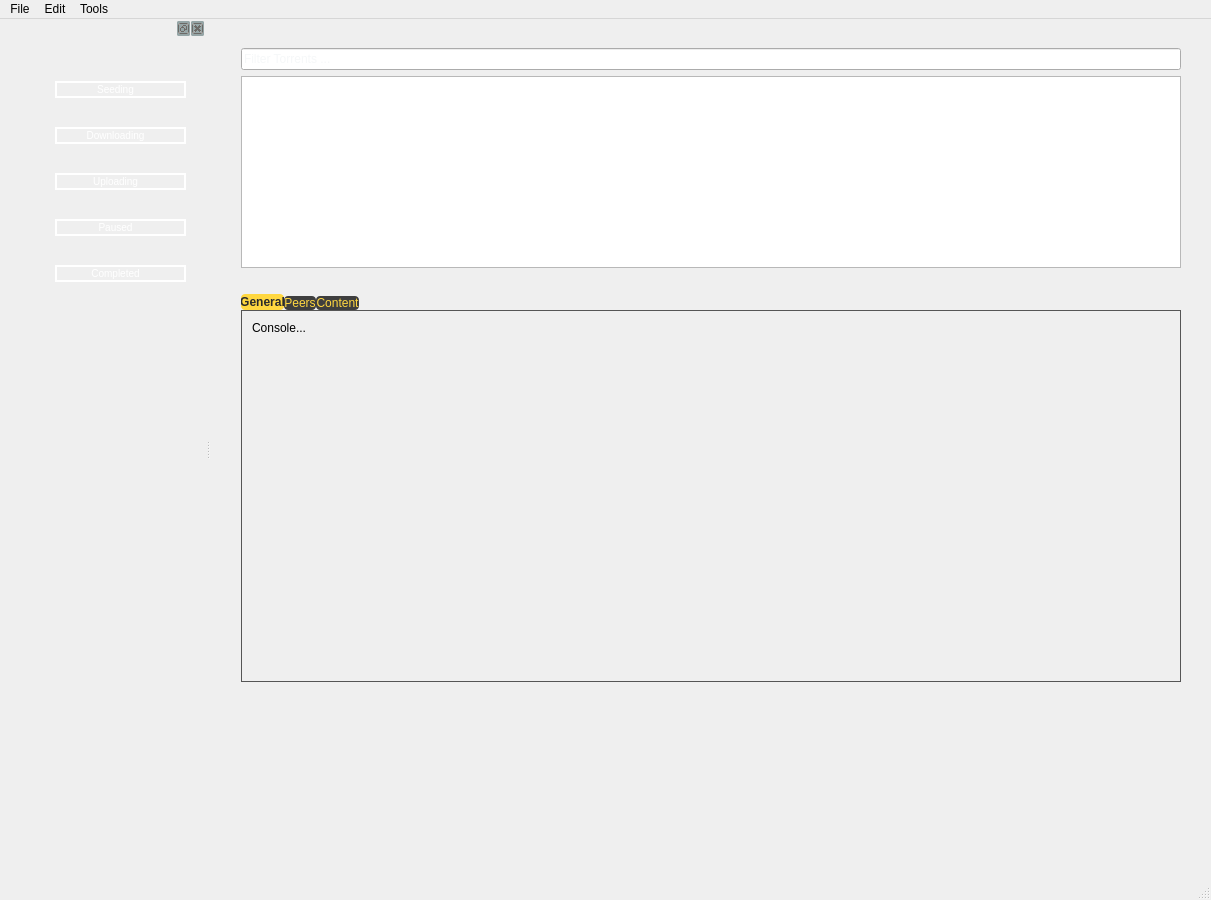
Above: client/main.ui from alph853/torrent-like-application before the change. Below: the same form after it.
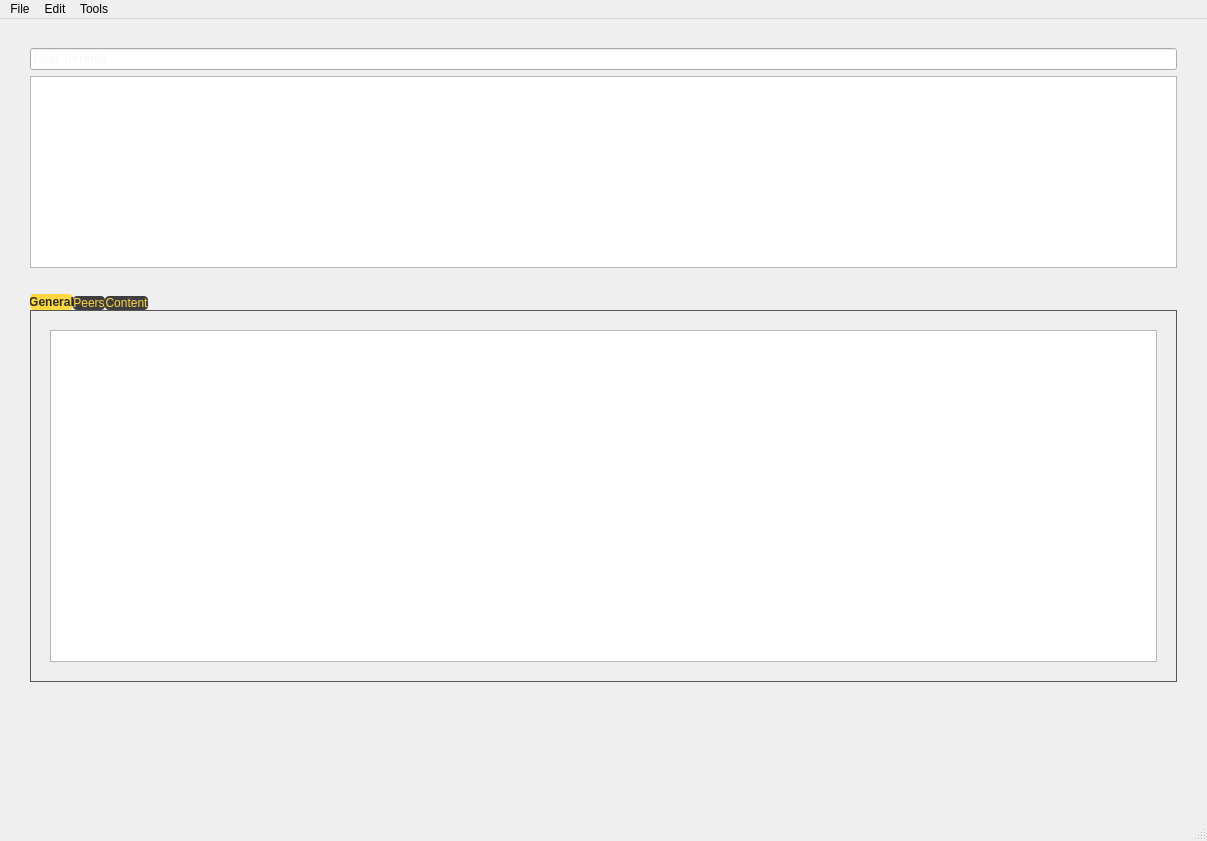
That is the form after the change.

```diff
--- a/client/main.ui
+++ b/client/main.ui
@@ -6,8 +6,8 @@
    <rect>
     <x>0</x>
     <y>0</y>
-    <width>900</width>
-    <height>900</height>
+    <width>1207</width>
+    <height>841</height>
    </rect>
   </property>
   <property name="styleSheet">
@@ -79,36 +79,6 @@
      <verstretch>0</verstretch>
     </sizepolicy>
    </property>
-      <column>
-       <property name="text">
-        <string>Name</string>
-       </property>
-      </column>
-      <column>
-       <property name="text">
-        <string>Status</string>
-       </property>
-      </column>
-      <column>
-       <property name="text">
-        <string>Seeds</string>
-       </property>
-      </column>
-      <column>
-       <property name="text">
-        <string>Peers</string>
-       </property>
-      </column>
-      <column>
-       <property name="text">
-        <string>Down Speed</string>
-       </property>
-      </column>
-      <column>
-       <property name="text">
-        <string>Up Speed</string>
-       </property>
-      </column>
      </widget>
     </item>
     <item>
@@ -169,11 +139,18 @@
        <attribute name="title">
         <string>General</string>
        </attribute>
-        <widget class="QLabel" name="label_general">
-    <property name="text">
-        <string>Console...</string>
-    </property>
-</widget>
+       <layout class="QVBoxLayout" name="verticalLayout_2">
+        <item>
+         <widget class="QTextEdit" name="label_general">
+          <property name="readOnly">
+           <bool>true</bool>
+          </property>
+          <property name="text" stdset="0">
+           <string>Upload a Torrent with Tools - Create Torrent. Download a Torrent with options in File tab.</string>
+          </property>
+         </widget>
+        </item>
+       </layout>
       </widget>
       <widget class="QWidget" name="tab_6">
       
@@ -210,8 +187,8 @@
     <rect>
      <x>0</x>
      <y>0</y>
-     <width>1360</width>
-     <height>22</height>
+     <width>1207</width>
+     <height>21</height>
     </rect>
    </property>
    <widget class="QMenu" name="menuFile">
@@ -241,102 +218,6 @@
    <addaction name="menuTools"/>
   </widget>
   <widget class="QStatusBar" name="statusbar"/>
-  <widget class="QDockWidget" name="dockWidget">
-   <property name="minimumSize">
-    <size>
-     <width>205</width>
-     <height>47</height>
-    </size>
-   </property>
-   <property name="styleSheet">
-    <string notr="true">
-
-QPushButton {
-    background-color: transparent;
-    padding-right: 10px;  
-    color:#ecf0f1;
-}
-QDockWidget::close-button,
-        QDockWidget::float-button,
-        QDockWidget::toggle-view-button {
-            background-color:#95a5a6;  
-            border-radius: 2px;               
-        }
-        QDockWidget::close-button:hover,
-        QDockWidget::float-button:hover,
-        QDockWidget::toggle-view-button:hover {
-            background-color: #ffd740;       
-            color: #34495e;                 
-        }
-        </string>
-   </property>
-   <attribute name="dockWidgetArea">
-    <number>1</number>
-   </attribute>
-   <widget class="QWidget" name="dockWidgetContents">
-    <widget class="QWidget" name="verticalLayoutWidget">
-     <property name="geometry">
-      <rect>
-       <x>55</x>
-       <y>20</y>
-       <width>131</width>
-       <height>251</height>
-      </rect>
-     </property>
-     <property name="styleSheet">
-         <string notr="true">QPushButton {
-            background-color: transparent;
-            font-size: 10px;
-            border:2px solid white;
-            color:white;
-           
-        }
-         QPushButton:hover {
-            border: 2px solid #ffd740;  
-            color: #ffd740;                    /* Change border color on hover */
-        }</string>
-        </property>
-     <layout class="QVBoxLayout" name="verticalLayout">
-      <item>
-       <widget class="QPushButton" name="pushButton_3">
-        
-        <property name="text">
-         <string>Seeding</string>
-        </property>
-       </widget>
-      </item>
-      <item>
-       <widget class="QPushButton" name="pushButton_5">
-        <property name="text">
-         <string>Downloading</string>
-        </property>
-       </widget>
-      </item>
-      <item>
-       <widget class="QPushButton" name="pushButton_4">
-        <property name="text">
-         <string>Uploading</string>
-        </property>
-       </widget>
-      </item>
-      <item>
-       <widget class="QPushButton" name="pushButton_2">
-        <property name="text">
-         <string>Paused</string>
-        </property>
-       </widget>
-      </item>
-      <item>
-       <widget class="QPushButton" name="pushButton">
-        <property name="text">
-         <string>Completed</string>
-        </property>
-       </widget>
-      </item>
-     </layout>
-    </widget>
-   </widget>
-  </widget>
   <action name="actionAdd_Torrent_File">
    <property name="text">
     <string>Add Torrent File ...</string>
```
Left out of the diff: 37 changed lines with no effect on the pictures. Lines whose indentation alone changed are shown as unchanged.
